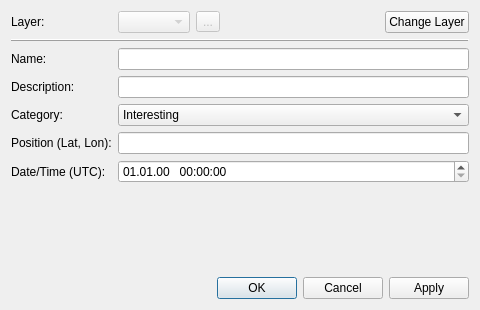
First picture: the form in place_marker_dialog_base.ui, repository jrenken/qgis-PlaceMarker, before the edit.
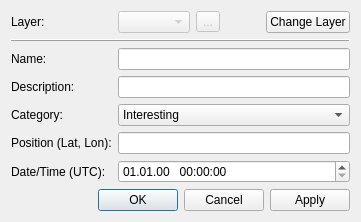
Second picture: the form after the edit. Custom widgets are drawn as their Qt base class.

Commit message: save dialogue geometry

```diff
--- a/place_marker_dialog_base.ui
+++ b/place_marker_dialog_base.ui
@@ -2,14 +2,6 @@
 <ui version="4.0">
  <class>PlaceMarkerDialogBase</class>
  <widget class="QDialog" name="PlaceMarkerDialogBase">
-  <property name="geometry">
-   <rect>
-    <x>0</x>
-    <y>0</y>
-    <width>480</width>
-    <height>310</height>
-   </rect>
-  </property>
   <property name="windowTitle">
    <string>Place Marker Object Attributes</string>
   </property>
```
Left out of the diff: 3 changed lines with no effect on the pictures. The commit also changes 2 other files.
